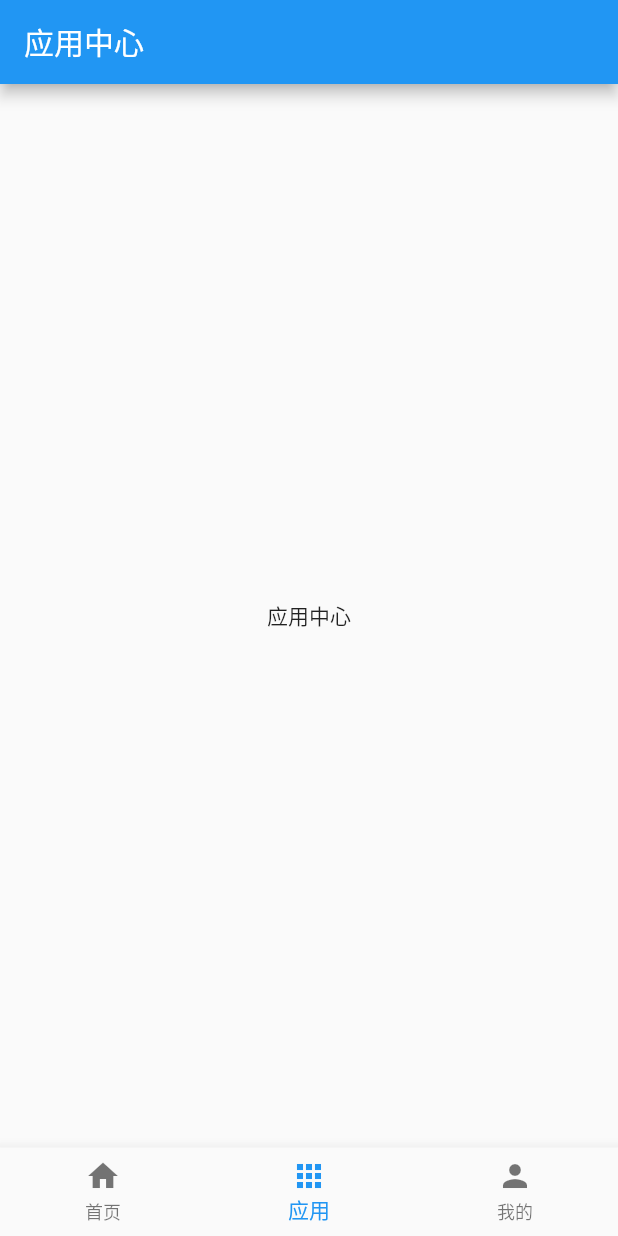
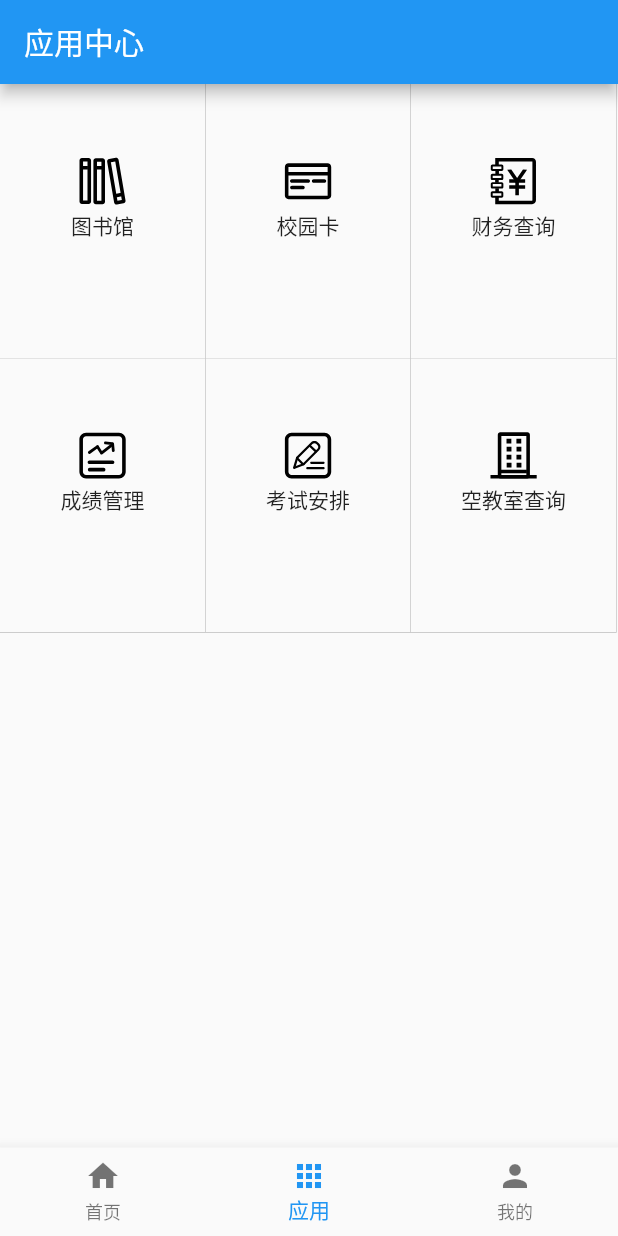
Before and after one commit to PointStoneTeam/cugapp, a Flutter app: the screen it shows after launch, item 2 of the bottom bar chosen, on a phone screen of 412 x 824 dp. Run offline on Flutter 3.47's test engine with Material 2 defaults, Android fonts, the phone set to English and light mode, and no system bars; our stand-ins replace flutter_svg.

Commit message:
Apps page

```diff
--- a/lib/views/apps.dart
+++ b/lib/views/apps.dart
@@ -1,5 +1,39 @@
 import 'package:flutter/material.dart';
+import 'package:flutter_svg/flutter_svg.dart';
 import 'package:cugapp/utils/global_config.dart';
+
+
+class TestFlowDelegate extends FlowDelegate {
+  EdgeInsets margin = EdgeInsets.zero;
+
+  TestFlowDelegate({this.margin});
+  @override
+  void paintChildren(FlowPaintingContext context) {
+    var x = 0.0;
+    var y = 0.0;
+    for (int i = 0; i < context.childCount; i++) {
+      var w = context.getChildSize(i).width + x + 0.0;
+      if (w < context.size.width) {
+        context.paintChild(i,
+            transform: new Matrix4.translationValues(
+                x, y, 0.0));
+        x = w;
+      } else {
+        x = 0.0;
+        y += context.getChildSize(i).height;
+        context.paintChild(i,
+            transform: new Matrix4.translationValues(
+                x, y, 0.0));
+        x += context.getChildSize(i).width + 0.0 + 0.0;
+      }
+    }
+  }
+
+  @override
+  bool shouldRepaint(FlowDelegate oldDelegate) {
+    return oldDelegate != this;
+  }
+}
 
 class AppsPageWidget extends StatefulWidget {
   @override
@@ -8,14 +42,53 @@ class AppsPageWidget extends StatefulWidget {
 
 class AppsPageWidgetState extends State<AppsPageWidget> {
 
+  var width, height;
+
+  double iconSize = 38;
+
+  var apps;
+
+  Container genIconBox(icon, text) {
+    return
+    Container(
+      child: Column(
+        children: <Widget>[
+          Container(height: this.height / 4),
+          GestureDetector(child: SizedBox(child: icon), onTap: () { print("tap!");}),
+          Text(text)
+        ],
+      ),
+      width: this.width,
+      height: this.height,
+      decoration: BoxDecoration(
+        border: Border(right: BorderSide(color: Colors.grey, width: 0.28))
+        + Border(bottom: BorderSide(color: Colors.grey, width: 0.28))
+      ),
+    );
+  }
+
   @override
   Widget build(BuildContext context) {
+    // set size
+    this.height = (MediaQuery.of(context).size.height - 1) / 4.5;
+    this.width = (MediaQuery.of(context).size.width - 1) / 3.0;
+
     return new Scaffold(
       appBar: AppBar(
           title: Text("应用中心"),
       ),
       body: new Center(
-        child: new Text("应用中心"),
+        child: Flow(
+          delegate: TestFlowDelegate(margin: EdgeInsets.fromLTRB(10.0, 10.0, 10.0, 10.0)),
+          children: <Widget>[
+            genIconBox(SvgPicture.asset("img/library.svg", color: Colors.black, width: iconSize, height: iconSize,), '图书馆'),
+            genIconBox(SvgPicture.asset("img/card.svg", color: Colors.black, width: iconSize, height: iconSize,), '校园卡'),
+            genIconBox(SvgPicture.asset("img/finance.svg", color: Colors.black, width: iconSize, height: iconSize,), '财务查询'),
+            genIconBox(SvgPicture.asset("img/grade.svg", color: Colors.black, width: iconSize, height: iconSize,), '成绩管理'),
+            genIconBox(SvgPicture.asset("img/exam.svg", color: Colors.black, width: iconSize, height: iconSize,), '考试安排'),
+            genIconBox(SvgPicture.asset("img/classroom.svg", color: Colors.black, width: iconSize, height: iconSize,), '空教室查询'),
+        ],
+        ),
       ),
     );
   }
```
Also changed, not shown: pubspec.yaml (+10 -0 lines), img/card.svg (added), img/classroom.svg (added), img/exam.svg (added), img/finance.svg (added), img/grade.svg (added), img/library.svg (added), img/xuegong.svg (added).
